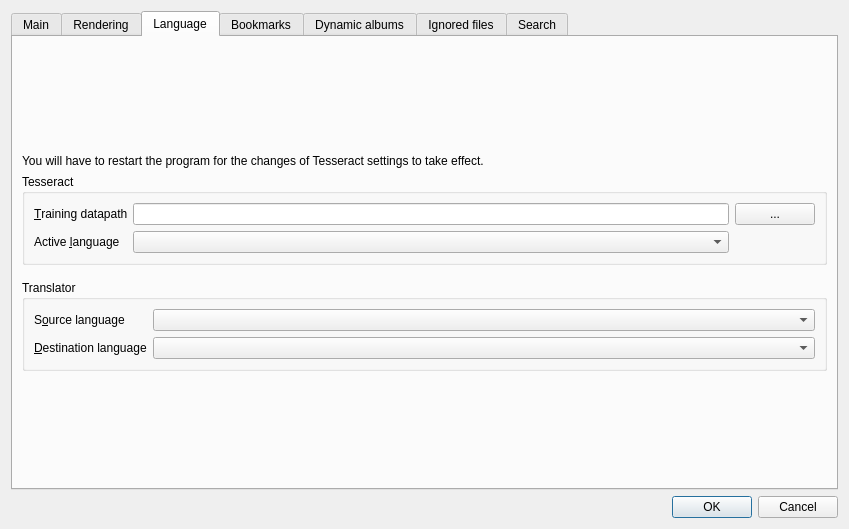
First picture: the form in settingsdialog.ui, repository kernel1024/qmanga, before the edit.
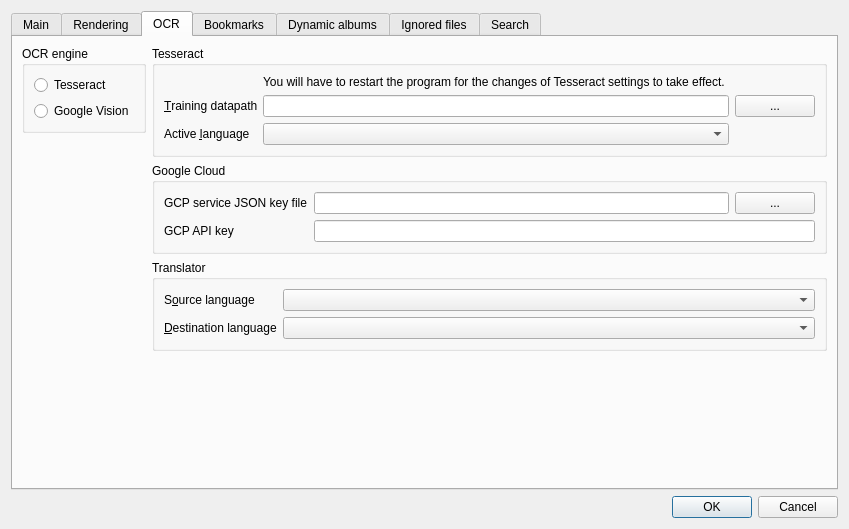
Second picture: the form after the edit. The open tabs and pages were chosen to show the change.

Commit message:
Added Google Cloud Vision as an additional OCR engine.
Tests for Qt 5.x compatibility and Windows build is not performed yet.

The edit to the form file:
```diff
--- a/settingsdialog.ui
+++ b/settingsdialog.ui
@@ -1169,39 +1169,58 @@
      </widget>
      <widget class="QWidget" name="tab_7">
       <attribute name="title">
-       <string>Language</string>
+       <string>OCR</string>
       </attribute>
+      <layout class="QHBoxLayout" name="horizontalLayout_15">
+       <item>
+        <layout class="QVBoxLayout" name="verticalLayout_18">
+         <item>
+          <widget class="QGroupBox" name="groupOCRSelector">
+           <property name="title">
+            <string>OCR engine</string>
+           </property>
+           <layout class="QVBoxLayout" name="verticalLayout_17">
+            <item>
+             <widget class="QRadioButton" name="rbTesseract">
+              <property name="text">
+               <string>Tesseract</string>
+              </property>
+             </widget>
+            </item>
+            <item>
+             <widget class="QRadioButton" name="rbGoogleVision">
+              <property name="text">
+               <string>Google Vision</string>
+              </property>
+             </widget>
+            </item>
+           </layout>
+          </widget>
+         </item>
+         <item>
+          <spacer name="verticalSpacer_6">
+           <property name="orientation">
+            <enum>Qt::Vertical</enum>
+           </property>
+           <property name="sizeHint" stdset="0">
+            <size>
+             <width>20</width>
+             <height>47</height>
+            </size>
+           </property>
+          </spacer>
+         </item>
+        </layout>
+       </item>
+       <item>
       <layout class="QVBoxLayout" name="verticalLayout_14">
-       <item>
-        <spacer name="verticalSpacer_5">
-         <property name="orientation">
-          <enum>Qt::Vertical</enum>
-         </property>
-         <property name="sizeHint" stdset="0">
-          <size>
-           <width>20</width>
-           <height>138</height>
-          </size>
-         </property>
-        </spacer>
-       </item>
-       <item>
-        <widget class="QLabel" name="label_18">
-         <property name="text">
-          <string>You will have to restart the program for the changes of Tesseract settings to take effect.</string>
-         </property>
-         <property name="wordWrap">
-          <bool>true</bool>
-         </property>
-        </widget>
-       </item>
        <item>
         <widget class="QGroupBox" name="groupTesseract">
          <property name="title">
           <string>Tesseract</string>
          </property>
          <layout class="QGridLayout" name="gridLayout_4">
-          <item row="0" column="0">
+            <item row="1" column="0">
            <widget class="QLabel" name="label_5">
             <property name="text">
              <string>&amp;Training datapath</string>
@@ -1211,17 +1230,7 @@
             </property>
            </widget>
           </item>
-          <item row="0" column="1">
-           <widget class="QLineEdit" name="editOCRDatapath"/>
-          </item>
-          <item row="0" column="2">
-           <widget class="QPushButton" name="btnOCRDatapath">
-            <property name="text">
-             <string>...</string>
-            </property>
-           </widget>
-          </item>
-          <item row="1" column="0">
+            <item row="2" column="0">
            <widget class="QLabel" name="label_14">
             <property name="text">
              <string>Active &amp;language</string>
@@ -1232,6 +1241,16 @@
            </widget>
           </item>
           <item row="1" column="1">
+             <widget class="QLineEdit" name="editOCRDatapath"/>
+            </item>
+            <item row="1" column="2">
+             <widget class="QPushButton" name="btnOCRDatapath">
+              <property name="text">
+               <string>...</string>
+              </property>
+             </widget>
+            </item>
+            <item row="2" column="1">
            <widget class="QComboBox" name="comboOCRLanguage">
             <property name="sizePolicy">
              <sizepolicy hsizetype="Expanding" vsizetype="Fixed">
@@ -1241,21 +1260,58 @@
             </property>
            </widget>
           </item>
+            <item row="0" column="1">
+             <widget class="QLabel" name="label_18">
+              <property name="text">
+               <string>You will have to restart the program for the changes of Tesseract settings to take effect.</string>
+              </property>
+              <property name="wordWrap">
+               <bool>true</bool>
+              </property>
+             </widget>
+            </item>
          </layout>
         </widget>
        </item>
        <item>
-        <spacer name="verticalSpacer_7">
-         <property name="orientation">
-          <enum>Qt::Vertical</enum>
-         </property>
-         <property name="sizeHint" stdset="0">
-          <size>
-           <width>20</width>
-           <height>40</height>
-          </size>
-         </property>
-        </spacer>
+          <widget class="QGroupBox" name="groupGCP">
+           <property name="title">
+            <string>Google Cloud</string>
+           </property>
+           <layout class="QFormLayout" name="formLayout_5">
+            <item row="0" column="0">
+             <widget class="QLabel" name="label_26">
+              <property name="text">
+               <string>GCP service JSON key file</string>
+              </property>
+             </widget>
+            </item>
+            <item row="0" column="1">
+             <layout class="QHBoxLayout" name="horizontalLayout_13">
+              <item>
+               <widget class="QLineEdit" name="editGCPKeyFile"/>
+              </item>
+              <item>
+               <widget class="QPushButton" name="btnGCPKeyFile">
+                <property name="text">
+                 <string>...</string>
+                </property>
+               </widget>
+              </item>
+             </layout>
+            </item>
+            <item row="1" column="0">
+             <widget class="QLabel" name="label_27">
+              <property name="text">
+               <string>GCP API key</string>
+              </property>
+             </widget>
+            </item>
+            <item row="1" column="1">
+             <widget class="QLineEdit" name="editGCPApiKey"/>
+            </item>
+           </layout>
+          </widget>
        </item>
        <item>
         <widget class="QGroupBox" name="groupTranslator">
@@ -1307,17 +1363,19 @@
         </widget>
        </item>
        <item>
-        <spacer name="verticalSpacer_6">
+          <spacer name="verticalSpacer_5">
          <property name="orientation">
           <enum>Qt::Vertical</enum>
          </property>
          <property name="sizeHint" stdset="0">
           <size>
            <width>20</width>
-           <height>138</height>
+             <height>47</height>
           </size>
          </property>
         </spacer>
+         </item>
+        </layout>
        </item>
       </layout>
      </widget>
```
Left out of the diff: 21 changed lines with no effect on the pictures. Lines whose indentation alone changed are shown as unchanged. The commit also changes 18 other files.
